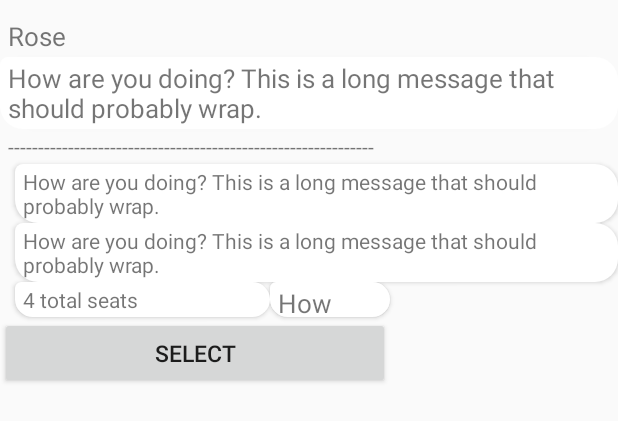
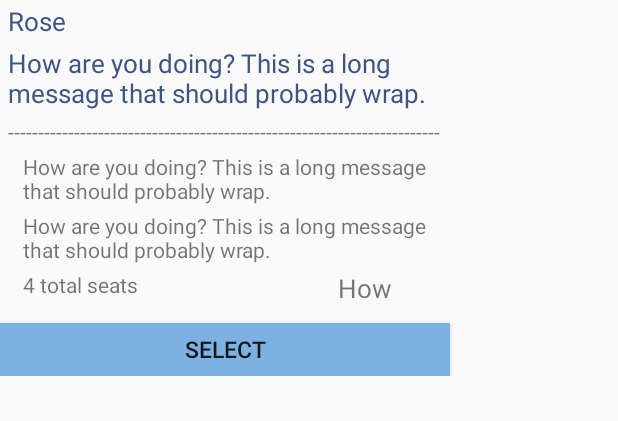
Before and after one commit to EvilBook/Project001, an Android app: the layout marker_info.xml on its own in the app's theme, with its tools: preview values and no code run, on a phone screen of 412 x 824 dp. Shown: the top 421 px of the screen. Run offline under Robolectric (Android 15) with nearby library versions, the phone set to English and light mode, and no system bars.

Commit message:
fixed window size for markers& trips with 0 seats dont show up on map

```diff
--- a/app/src/main/res/layout/marker_info.xml
+++ b/app/src/main/res/layout/marker_info.xml
@@ -1,11 +1,8 @@
 <?xml version="1.0" encoding="utf-8"?>
 <RelativeLayout xmlns:android="http://schemas.android.com/apk/res/android"
-    android:layout_width="match_parent"
-    android:layout_height="match_parent"
-    android:clickable="false"
-    android:clipToPadding="false"
-    android:paddingTop="10dp"
-    android:paddingBottom="0dp">
+    android:layout_height="wrap_content"
+    android:layout_margin="0dp"
+    android:layout_width="wrap_content">
 
     <TextView
         android:id="@+id/name"
@@ -14,36 +11,40 @@
         android:layout_alignTop="@+id/avatar"
         android:layout_toRightOf="@+id/avatar"
         android:elevation="2dp"
+        android:maxWidth="300dp"
         android:paddingHorizontal="5dp"
         android:paddingVertical="2dp"
         android:paddingLeft="10dp"
         android:paddingRight="10dp"
         android:text="Rose"
-        android:textSize="17dp" />
+        android:textSize="17dp"
+        android:textColor="@color/colorPrimaryDark"/>
 
     <TextView
         android:id="@+id/destination_body"
         android:layout_width="wrap_content"
         android:layout_height="wrap_content"
+        android:maxWidth="300dp"
         android:layout_below="@+id/name"
-        android:background="@drawable/their_message"
         android:elevation="2dp"
         android:paddingHorizontal="5dp"
         android:paddingVertical="2dp"
         android:paddingLeft="10dp"
         android:paddingRight="10dp"
         android:text="How are you doing? This is a long message that should probably wrap."
-        android:textSize="17dp" />
+        android:textSize="17dp"
+        android:textColor="@color/colorPrimaryDark"/>
 
     <TextView
         android:id="@+id/devider"
         android:layout_width="wrap_content"
         android:layout_height="wrap_content"
+        android:maxWidth="300dp"
         android:layout_below="@+id/destination_body"
         android:paddingHorizontal="5dp"
         android:paddingVertical="2dp"
         android:paddingRight="10dp"
-        android:text="-------------------------------------------------------------"
+        android:text="------------------------------------------------------------------------"
         android:textSize="14dp" />
 
     <TextView
@@ -52,7 +53,7 @@
         android:layout_height="wrap_content"
         android:layout_below="@+id/devider"
         android:layout_marginLeft="10dp"
-        android:background="@drawable/their_message"
+        android:maxWidth="300dp"
         android:elevation="2dp"
         android:paddingHorizontal="5dp"
         android:paddingVertical="2dp"
@@ -67,7 +68,7 @@
         android:layout_height="wrap_content"
         android:layout_below="@+id/author_body"
         android:layout_marginLeft="10dp"
-        android:background="@drawable/their_message"
+        android:maxWidth="300dp"
         android:elevation="2dp"
         android:paddingHorizontal="5dp"
         android:paddingVertical="2dp"
@@ -80,9 +81,10 @@
         android:id="@+id/availableSeats_body"
         android:layout_width="170dp"
         android:layout_height="23dp"
+        android:maxWidth="300dp"
+
         android:layout_below="@+id/date_body"
         android:layout_marginLeft="10dp"
-        android:background="@drawable/their_message"
         android:elevation="2dp"
         android:paddingHorizontal="5dp"
         android:paddingVertical="2dp"
@@ -93,24 +95,27 @@
         android:id="@+id/price_body"
         android:layout_width="80dp"
         android:layout_height="23dp"
+        android:maxWidth="300dp"
+
         android:layout_below="@+id/date_body"
         android:layout_toRightOf="@+id/availableSeats_body"
-        android:background="@drawable/their_message"
         android:elevation="2dp"
         android:paddingHorizontal="5dp"
         android:paddingVertical="2dp"
-        android:paddingLeft="10dp"
-        android:paddingRight="10dp"
+        android:layout_marginLeft="40dp"
         android:text="How are you doing? This ige that shoobably wrap."
         android:textSize="17dp" />
 
     <Button
         android:id="@+id/selectButton"
-        android:layout_width="260dp"
-        android:layout_height="wrap_content"
+        android:layout_width="300dp"
+        android:maxWidth="300dp"
+        android:layout_height="35dp"
         android:layout_below="@+id/availableSeats_body"
         android:text="Select"
-        android:textSize="15dp" />
+        android:textSize="15dp"
+        android:layout_marginTop="14dp"
+        android:background="@color/colorPrimary"/>
 
 
 </RelativeLayout>
```
Also changed, not shown: app/src/main/java/com/example/project001/RidersActivity.java (+7 -2 lines), app/src/main/java/com/example/project001/database/DBConnection.java (+30 -25 lines).
